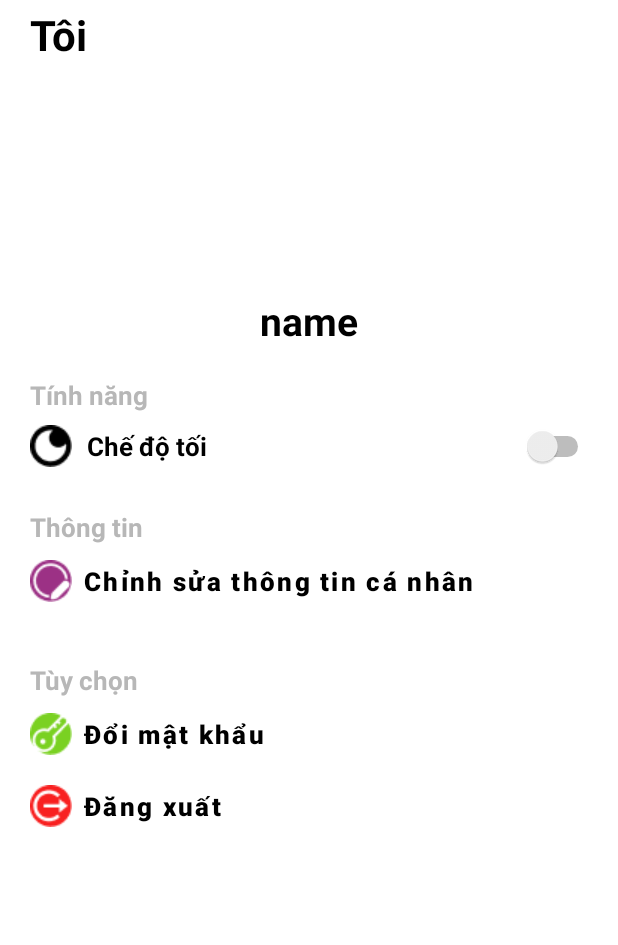
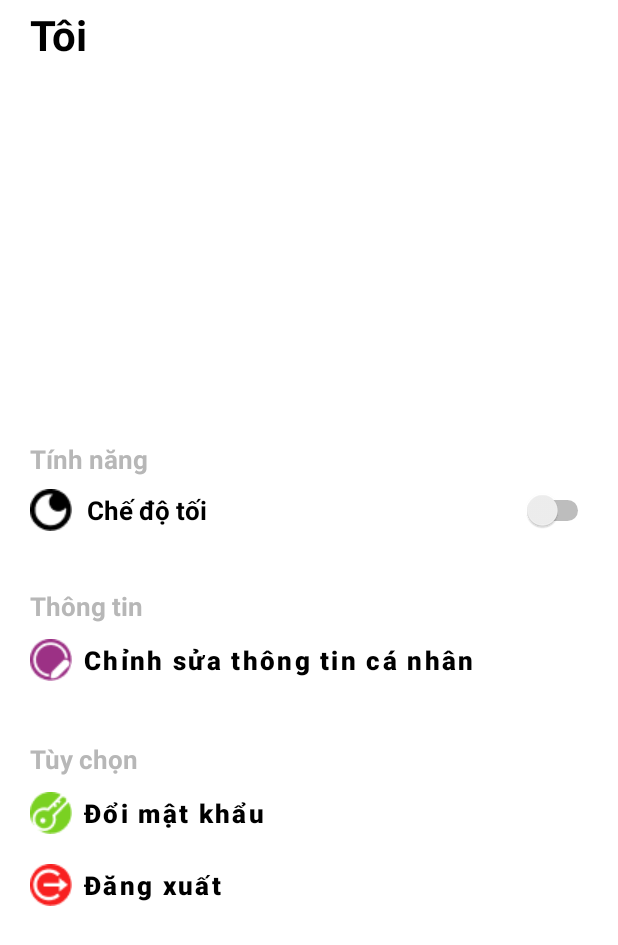
Before and after one commit to tuananhitsg/Android_Nhom1_MessageMobileApp, an Android app: the fragment UserInfoFragment shown on its own in the app's theme, on a phone screen of 412 x 824 dp. Shown: the top 945 px of the screen. Run offline under Robolectric (Android 15) with nearby library versions, the phone set to English and light mode, and no system bars; our stand-ins replace Firebase (no records; nobody signed in at launch, a user with empty details on screens opened directly), Picasso; pictures from the network do not load; 2 statements that could not run were skipped.

Commit message:
update: design User info fragment

```diff
--- a/app/src/main/java/com/example/nhom1_messagemobileapp/UserInfoFragment.java
+++ b/app/src/main/java/com/example/nhom1_messagemobileapp/UserInfoFragment.java
@@ -200,7 +200,7 @@ public class UserInfoFragment extends Fragment {
             @Override
             public void onClick(View view) {
                 FirebaseAuth.getInstance().signOut();
-                Toast.makeText(getActivity(), "Đăng xuất thành công", Toast.LENGTH_LONG).show();
+                Toast.makeText(getActivity(), "Đã đăng xuất", Toast.LENGTH_LONG).show();
                 getActivity().finish();
             }
         });
@@ -301,7 +301,8 @@ public class UserInfoFragment extends Fragment {
 
     public void setNightMode(){
         if (Build.VERSION.SDK_INT < Build.VERSION_CODES.P) {
-            Toast.makeText(getContext(), "Tính năng này chỉ hoạt động trên hệ điều hành android 9 trở lên", Toast.LENGTH_SHORT).show();
+            String message = "Tính năng này chỉ hoạt động trên hệ điều hành android 9 trở lên";
+            Toast.makeText(getContext(), message, Toast.LENGTH_SHORT).show();
             return;
         }
 
--- a/app/src/main/res/layout/fragment_user_info.xml
+++ b/app/src/main/res/layout/fragment_user_info.xml
@@ -38,7 +38,7 @@
         <LinearLayout
             android:layout_width="match_parent"
             android:layout_height="wrap_content"
-            android:layout_marginTop="10dp"
+            android:layout_marginTop="20dp"
             android:orientation="vertical">
 
             <ProgressBar
@@ -66,17 +66,19 @@
                 android:layout_width="match_parent"
                 android:layout_height="wrap_content"
                 android:layout_marginTop="10dp"
-                android:text="name"
+                android:paddingTop="10dp"
+                android:paddingBottom="10dp"
+                android:text=""
                 android:textAlignment="center"
                 android:textColor="@color/text_color"
-                android:textSize="26dp"
+                android:textSize="28dp"
                 android:textStyle="bold" />
         </LinearLayout>
 
         <LinearLayout
             android:layout_width="match_parent"
             android:layout_height="wrap_content"
-            android:layout_marginTop="20dp"
+            android:layout_marginTop="30dp"
             android:orientation="vertical">
 
             <TextView
@@ -112,7 +114,7 @@
         <LinearLayout
             android:layout_width="match_parent"
             android:layout_height="wrap_content"
-            android:layout_marginTop="20dp"
+            android:layout_marginTop="30dp"
             android:orientation="vertical">
 
             <TextView
```
Also changed, not shown: app/src/main/java/com/example/nhom1_messagemobileapp/UpdateUserInfoActivity.java (+0 -28 lines).
